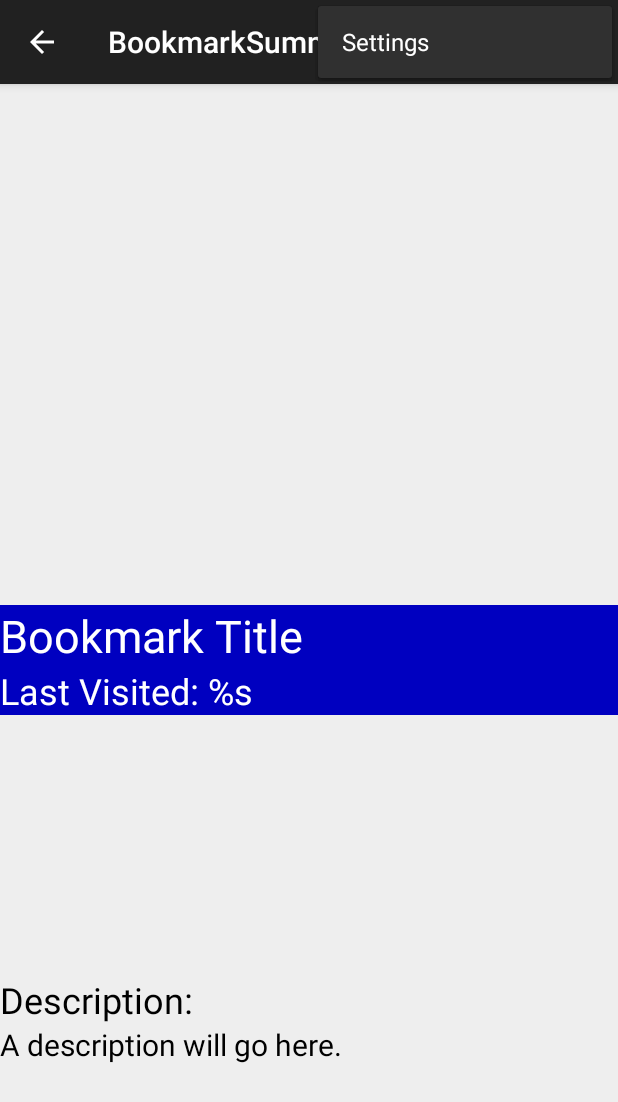
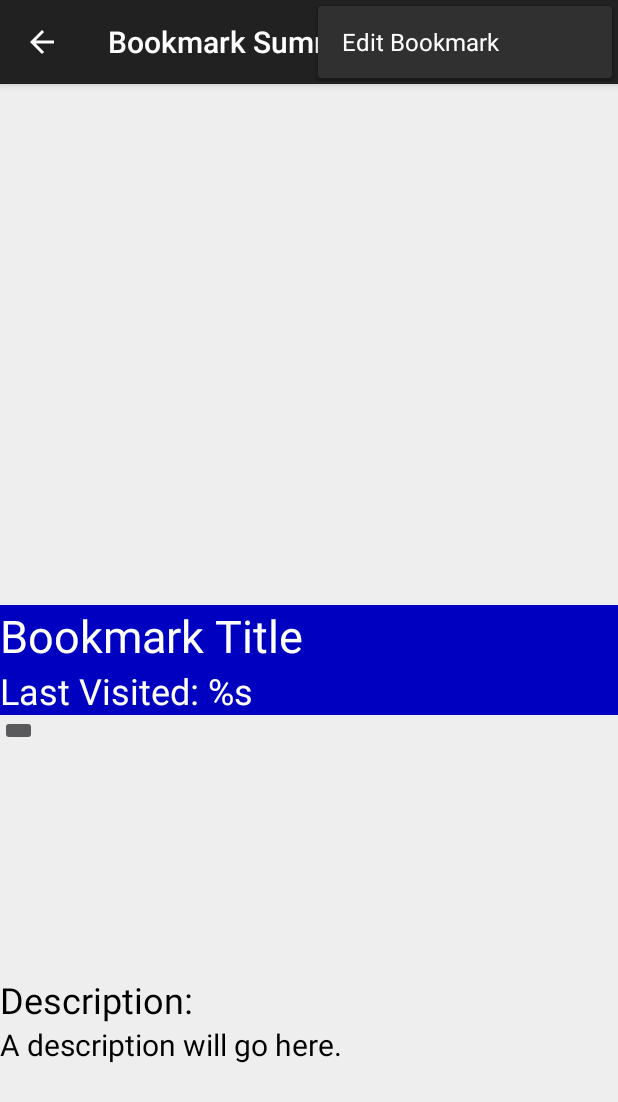
Before and after one commit to randman2011/Breadcrumb, an Android app: the fragment BookmarksList placed in its activity, with the options menu open, on a phone screen of 412 x 824 dp. Shown: the top 1102 px of the screen. Run offline under Robolectric (Android 15) with nearby library versions, the phone set to English and light mode, and no system bars; pictures from the network do not load; 7 statements that could not run were skipped.

Commit message:
enabled bookmark editing

```diff
--- a/app/src/main/java/edu/rosehulman/breadcrumb/BookmarkSummaryActivity.java
+++ b/app/src/main/java/edu/rosehulman/breadcrumb/BookmarkSummaryActivity.java
@@ -4,13 +4,16 @@ import android.app.ActionBar;
 import android.app.FragmentTransaction;
 import android.content.Intent;
 import android.graphics.Bitmap;
+import android.graphics.drawable.ColorDrawable;
 import android.support.v7.app.ActionBarActivity;
 import android.os.Bundle;
 import android.view.Menu;
 import android.view.MenuItem;
+import android.view.View;
 import android.view.ViewGroup;
 import android.widget.GridView;
 import android.widget.HorizontalScrollView;
+import android.widget.ImageButton;
 import android.widget.ImageView;
 import android.widget.LinearLayout;
 import android.widget.TextView;
@@ -29,12 +32,20 @@ import java.util.ArrayList;
 import java.util.Locale;
 
 
-public class BookmarkSummaryActivity extends ActionBarActivity implements OnMapReadyCallback {
+public class BookmarkSummaryActivity extends ActionBarActivity implements OnMapReadyCallback, View.OnClickListener {
 
     private GoogleMap mMap; // Might be null if Google Play services APK is not available.
     private BookmarkDataAdapter dataAdapter;
     private Bookmark bookmark;
     private MapFragment mapFragment;
+    private HorizontalScrollView mScrollView;
+
+    public static final String KEY_BUNDLE_BOOKMARK_TITLE = "KEY_BUNDLE_BOOKMARK_TITLE";
+    public static final String KEY_BUNDLE_BOOKMARK_DESCRIPTION = "KEY_BUNDLE_BOOKMARK_DESCRIPTION";
+    public static final String KEY_BUNDLE_BOOKMARK_IMAGES = "KEY_BUNDLE_BOOKMARK_IMAGES";
+    public static final String KEY_BUNDLE = "KEY_BUNDLE";
+    public static final String KEY_BUNDLE_BOOKMARK_LATITUDE = "KEY_BUNDLE_BOOKMARK_LATITUDE";
+    public static final String KEY_BUNDLE_BOOKMARK_LONGITUDE = "KEY_BUNDLE_BOOKMARK_LONGITUDE";
 
     @Override
     protected void onCreate(Bundle savedInstanceState) {
@@ -70,14 +81,17 @@ public class BookmarkSummaryActivity extends ActionBarActivity implements OnMapR
 
         ((TextView)findViewById(R.id.last_visited)).setText(getString(R.string.bookmark_last_visited, simpleFormat.format(bookmark.getLastVisited().getTime())));
 
+
+        LinearLayout photoView = (LinearLayout)findViewById(R.id.photo_view);
+        HorizontalScrollView mScrollView = (HorizontalScrollView)findViewById(R.id.scroll_view);
         ArrayList<Bitmap> photos = bookmark.getBitmapFromUriStrings(this);
-        LinearLayout photoView = (LinearLayout)findViewById(R.id.photo_view);
-        //HorizontalScrollView photoView = (HorizontalScrollView)findViewById(R.id.photo_view);
 
         for (Bitmap photo : photos){
-            ImageView image = new ImageView(photoView.getContext());
+            ImageButton image = new ImageButton(photoView.getContext());
             image.setImageBitmap(photo);
             image.setAdjustViewBounds(true);
+            //image.setBackground(new ColorDrawable(R.color.background));
+            image.setOnClickListener(this);
             photoView.addView(image);
         }
 
@@ -102,11 +116,15 @@ public class BookmarkSummaryActivity extends ActionBarActivity implements OnMapR
         // Handle action bar item clicks here. The action bar will
         // automatically handle clicks on the Home/Up button, so long
         // as you specify a parent activity in AndroidManifest.xml.
-        int id = item.getItemId();
-
-        //noinspection SimplifiableIfStatement
-        if (id == R.id.action_settings) {
-            return true;
+        switch (item.getItemId()) {
+            case R.id.edit_bookmark:
+                Intent intent = new Intent(this, AddBookmark.class);
+                Bundle b = new Bundle();
+                b.putStringArrayList(KEY_BUNDLE_BOOKMARK_IMAGES, bookmark.getImageURIs());
+                b.putString(KEY_BUNDLE_BOOKMARK_TITLE, bookmark.getTitle());
+                b.putString(KEY_BUNDLE_BOOKMARK_DESCRIPTION, bookmark.getDescription());
+                intent.putExtra(KEY_BUNDLE, b);
+                startActivity(intent);
         }
 
         return super.onOptionsItemSelected(item);
@@ -135,8 +153,7 @@ public class BookmarkSummaryActivity extends ActionBarActivity implements OnMapR
     }
 
     /**
-     * This is where we can add markers or lines, add listeners or move the camera. In this case, we
-     * just add a marker near Africa.
+     * This is where we can add markers or lines, add listeners or move the camera.
      * <p/>
      * This should only be called once and when we are sure that {@link #mMap} is not null.
      */
@@ -151,4 +168,9 @@ public class BookmarkSummaryActivity extends ActionBarActivity implements OnMapR
         if (mMap != null) {
         }
     }
+
+    @Override
+    public void onClick(View v) {
+        // TODO load the full size image
+    }
 }
--- a/app/src/main/res/layout/activity_bookmark_summmary.xml
+++ b/app/src/main/res/layout/activity_bookmark_summmary.xml
@@ -39,13 +39,16 @@
     </LinearLayout>
 
     <HorizontalScrollView
+        android:id="@+id/scroll_view"
         android:layout_width="fill_parent"
+        android:background="@color/background"
         android:layout_height="0dip"
         android:adjustViewBounds="true"
         android:layout_weight="1">
 
         <LinearLayout
             android:orientation="horizontal"
+            android:background="@color/background"
             android:layout_width="fill_parent"
             android:layout_height="wrap_content"
             android:id="@+id/photo_view">
--- a/app/src/main/res/menu/menu_bookmark_summmary2.xml
+++ b/app/src/main/res/menu/menu_bookmark_summmary2.xml
@@ -2,6 +2,9 @@
     xmlns:app="http://schemas.android.com/apk/res-auto"
     xmlns:tools="http://schemas.android.com/tools"
     tools:context="edu.rosehulman.breadcrumb.BookmarkSummaryActivity">
-    <item android:id="@+id/action_settings" android:title="@string/action_settings"
-        android:orderInCategory="100" app:showAsAction="never" />
+    <item
+        android:id="@+id/edit_bookmark"
+        android:title="@string/edit_bookmark"
+        android:orderInCategory="99"
+        app:showAsAction="never" />
 </menu>
```
Also changed, not shown: app/src/main/java/edu/rosehulman/breadcrumb/AddBookmark.java (+22 -4 lines), app/src/main/java/edu/rosehulman/breadcrumb/Bookmark.java (+7 -1 lines), app/src/main/res/values/strings.xml (+4 -3 lines).
